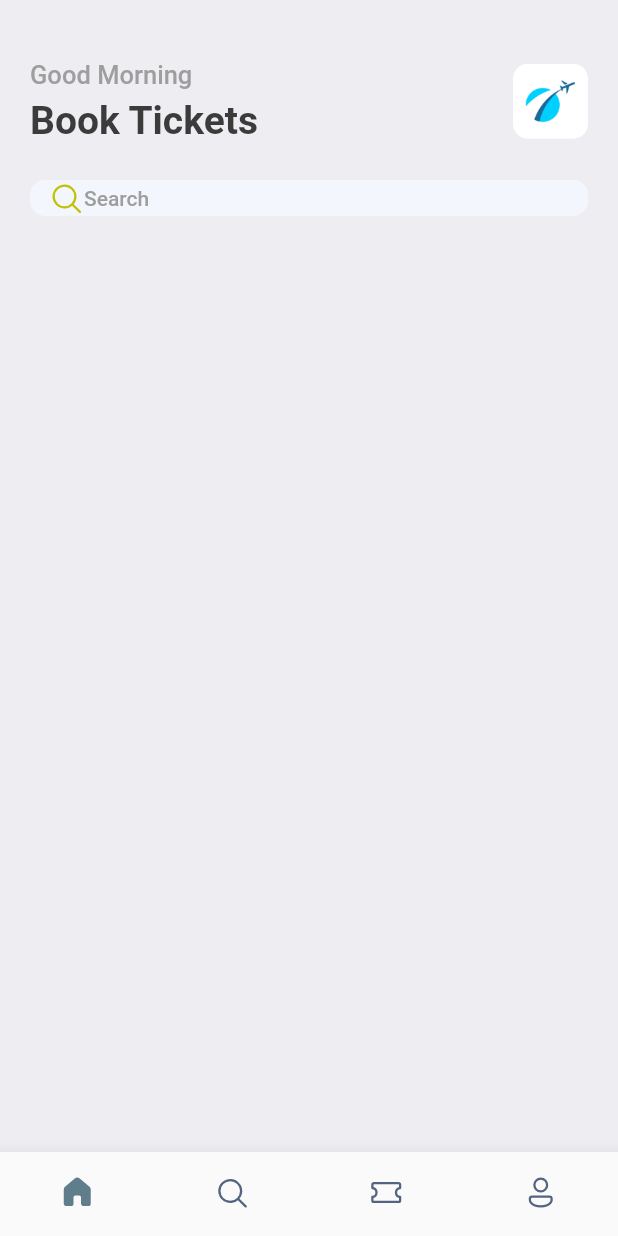
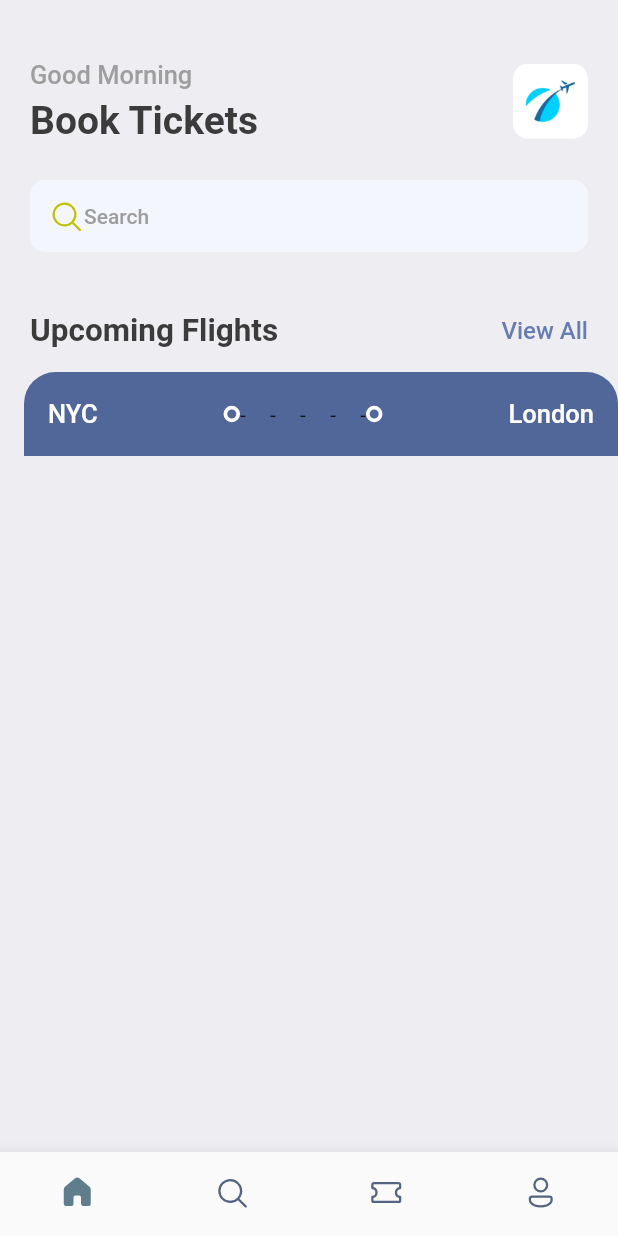
Before and after one commit to TrojanGoose/Flutter-Journey, a Flutter app: the screen it shows after launch, on a phone screen of 412 x 824 dp. Run offline on Flutter 3.47's test engine with Material 2 defaults, Android fonts, the phone set to English and light mode, and no system bars; our stand-ins replace fluentui_icons, gap.

Commit message:
added flight card

```diff
--- a/lib/screens/home_screen.dart
+++ b/lib/screens/home_screen.dart
@@ -1,3 +1,4 @@
+import 'package:bookticket/screens/ticketview.dart';
 import 'package:bookticket/utils/app.styles.dart';
 import 'package:fluentui_icons/fluentui_icons.dart';
 import 'package:flutter/material.dart';
@@ -50,7 +51,8 @@ class HomeScreen extends StatelessWidget {
                   decoration: BoxDecoration(
                       borderRadius: BorderRadius.circular(10),
                       color: const Color(0xFFF4F6FD)),
-                  padding: const EdgeInsets.symmetric(horizontal: 12),
+                  padding:
+                      const EdgeInsets.symmetric(horizontal: 12, vertical: 12),
                   child: Row(
                     children: [
                       const Icon(FluentSystemIcons.ic_fluent_search_regular,
@@ -61,10 +63,30 @@ class HomeScreen extends StatelessWidget {
                       )
                     ],
                   ),
+                ),
+                const Gap(40),
+                Row(
+                  mainAxisAlignment: MainAxisAlignment.spaceBetween,
+                  children: [
+                    Text(
+                      'Upcoming Flights',
+                      style: Styles.headLineStyle2,
+                    ),
+                    InkWell(
+                      onTap: () {},
+                      child: Text(
+                        'View All',
+                        style: Styles.textStyle
+                            .copyWith(color: Styles.primaryColor),
+                      ),
+                    )
+                  ],
                 )
               ],
             ),
-          )
+          ),
+          const Gap(15),
+          TicketView(),
         ],
       ),
     );
--- /dev/null
+++ b/lib/screens/ticketview.dart
@@ -0,0 +1,66 @@
+import 'package:bookticket/utils/app.styles.dart';
+import 'package:bookticket/utils/app_layout.dart';
+import 'package:bookticket/widgets/thick_container.dart';
+import 'package:flutter/material.dart';
+
+class TicketView extends StatelessWidget {
+  const TicketView({super.key});
+
+  @override
+  Widget build(BuildContext context) {
+    final size = AppLayout.getSize(context);
+    return SizedBox(
+      width: size.width,
+      height: 200,
+      child: Container(
+        margin: const EdgeInsets.only(left: 16),
+        child: Column(
+          children: [
+            Container(
+              decoration: const BoxDecoration(
+                  color: Color(0xFF526799),
+                  borderRadius: BorderRadius.only(
+                      topLeft: Radius.circular(21),
+                      topRight: Radius.circular(21))),
+              padding: const EdgeInsets.all(16),
+              child: Column(
+                children: [
+                  Row(
+                    children: [
+                      Text(
+                        'NYC',
+                        style:
+                            Styles.headLineStyle3.copyWith(color: Colors.white),
+                      ),
+                      Expanded(child: Container()),
+                      ThickContainer(),
+                      Expanded(
+                          child: SizedBox(
+                        height: 24,
+                        child: Flex(
+                          direction: Axis.horizontal,
+                          mainAxisAlignment: MainAxisAlignment.spaceBetween,
+                          children: List.generate(
+                            5,
+                            (index) => Text('-'),
+                          ),
+                        ),
+                      )),
+                      ThickContainer(),
+                      Expanded(child: Container()),
+                      Text(
+                        'London',
+                        style:
+                            Styles.headLineStyle3.copyWith(color: Colors.white),
+                      ),
+                    ],
+                  )
+                ],
+              ),
+            )
+          ],
+        ),
+      ),
+    );
+  }
+}
--- /dev/null
+++ b/lib/utils/app_layout.dart
@@ -0,0 +1,7 @@
+import 'package:flutter/material.dart';
+
+class AppLayout {
+  static getSize(BuildContext context) {
+    return MediaQuery.of(context).size;
+  }
+}
--- /dev/null
+++ b/lib/widgets/thick_container.dart
@@ -0,0 +1,15 @@
+import 'package:flutter/material.dart';
+
+class ThickContainer extends StatelessWidget {
+  const ThickContainer({super.key});
+
+  @override
+  Widget build(BuildContext context) {
+    return Container(
+      padding: const EdgeInsets.all(3.0),
+      decoration: BoxDecoration(
+          borderRadius: BorderRadius.circular(20),
+          border: Border.all(width: 2.5, color: Colors.white)),
+    );
+  }
+}
```
